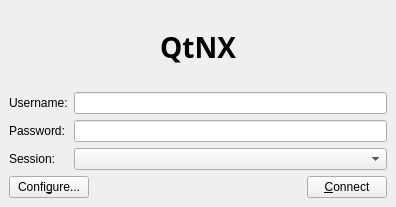
Old version of the form qtnx/logindialog.ui in the repository BackupTheBerlios/freenx-svn.
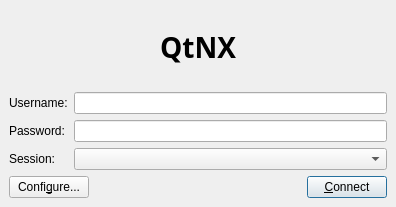
New version of the form.

```diff
--- a/qtnx/logindialog.ui
+++ b/qtnx/logindialog.ui
@@ -191,6 +191,9 @@
        <property name="text" >
         <string>&amp;Connect</string>
        </property>
+       <property name="default" >
+        <bool>true</bool>
+       </property>
       </widget>
      </item>
     </layout>
```
